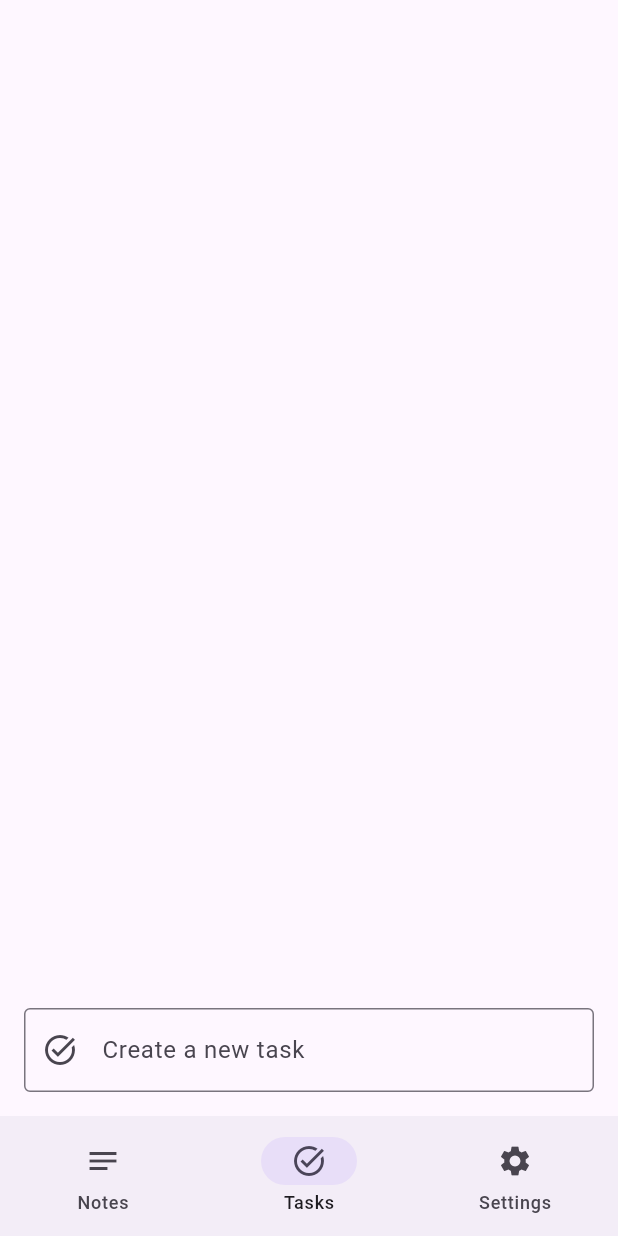
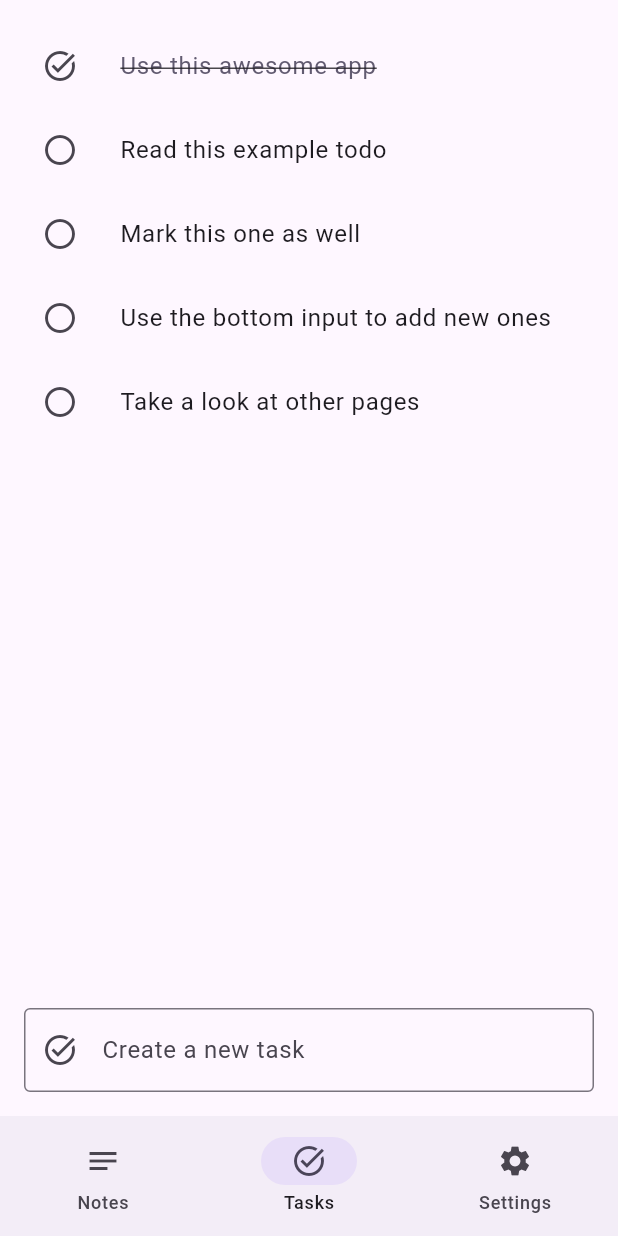
Before and after one commit to AmirSavand/flutter-todo, a Flutter app: the screen it shows after launch, on a phone screen of 412 x 824 dp. Run offline on Flutter 3.47's test engine with Material 3 defaults, Android fonts, the phone set to English and light mode, and no system bars; our stand-ins replace go_router, package_info_plus, shared_preferences.

Commit message:
Add initial todos and notes

```diff
--- a/lib/main.dart
+++ b/lib/main.dart
@@ -43,6 +43,7 @@ class MyApp extends StatelessWidget {
   @override
   Widget build(BuildContext context) {
     return MaterialApp.router(
+      debugShowCheckedModeBanner: false,
       title: 'Flutter Todo',
       theme: ThemeData(useMaterial3: true),
       darkTheme: ThemeData.dark(useMaterial3: true),
--- a/lib/models/note.model.dart
+++ b/lib/models/note.model.dart
@@ -9,6 +9,9 @@ class Note {
     key: 'notes',
     toJson: (Note item) => item.toJson(),
     fromJson: (Map<String, dynamic> item) => Note.fromJson(item),
+    initialItems: [
+      Note.create(content: 'Welcome to the app.\nKeep your notes here.'),
+    ],
   );
 
   /// UUID instance reference.
--- a/lib/models/task.model.dart
+++ b/lib/models/task.model.dart
@@ -9,6 +9,13 @@ class Task {
     key: 'tasks',
     toJson: (Task item) => item.toJson(),
     fromJson: (Map<String, dynamic> item) => Task.fromJson(item),
+    initialItems: [
+      Task.create(title: 'Use this awesome app', done: true),
+      Task.create(title: 'Read this example todo'),
+      Task.create(title: 'Mark this one as well'),
+      Task.create(title: 'Use the bottom input to add new ones'),
+      Task.create(title: 'Take a look at other pages'),
+    ],
   );
 
   /// UUID instance reference.
@@ -53,12 +60,12 @@ class Task {
     );
   }
 
-  static create({required String title}) {
+  static create({required String title, bool done = false}) {
     return Task._(
       id: _uuid.v4(),
       title: title,
       created: DateTime.now(),
-      done: false,
+      done: done,
     );
   }
 }
--- a/pubspec.yaml
+++ b/pubspec.yaml
@@ -1,7 +1,7 @@
 name: flutter_todo
 description: 'Todo app made via Flutter.'
 publish_to: 'none'
-version: 1.1.0
+version: 1.2.0
 environment:
   sdk: ^3.5.3
 dependencies:
```
Also changed, not shown: lib/classes/store.dart (+12 -1 lines).
